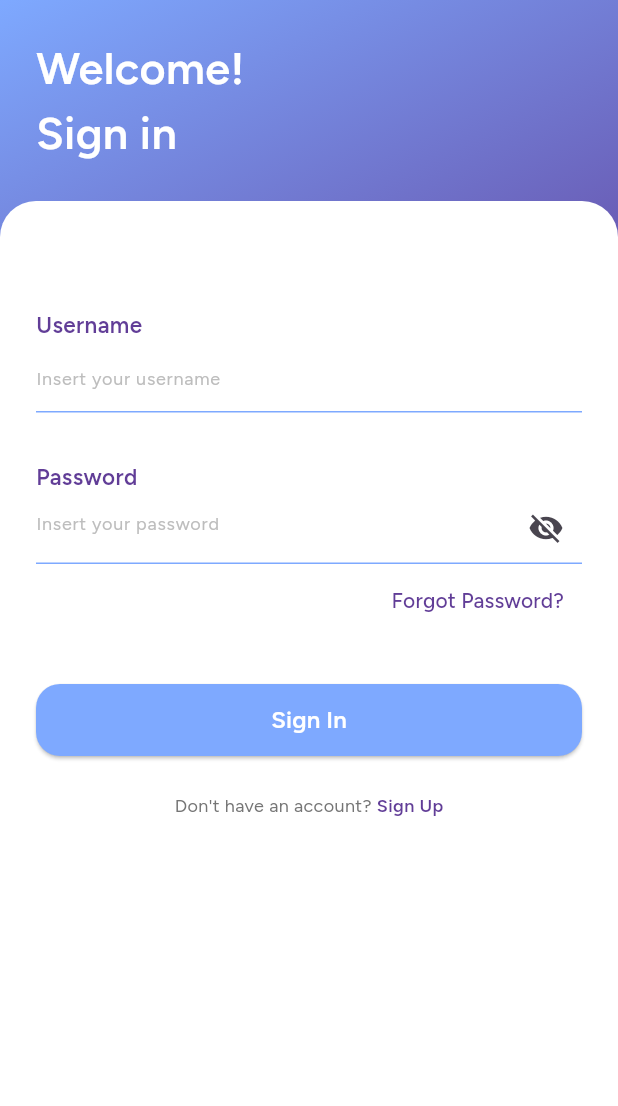
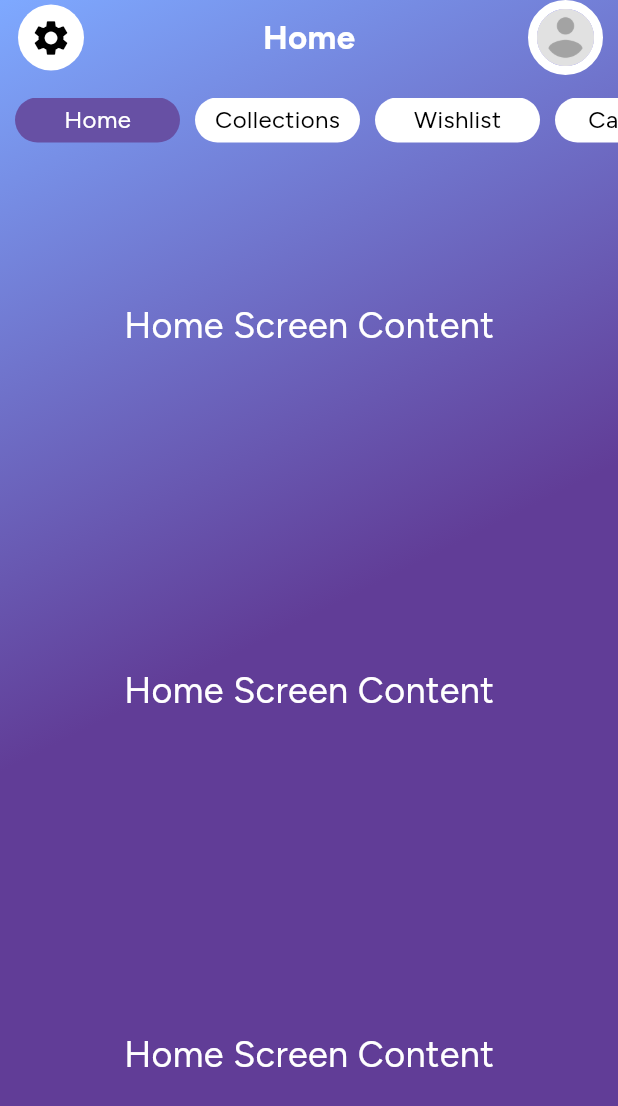
Before and after one commit to MessChery/allection, a Flutter app: the screen it shows after launch, on a phone screen of 412 x 824 dp. Shown: the top 1106 px of the screen. Run offline on Flutter 3.47's test engine with Material 3 defaults, Android fonts, the light colour scheme and no system bars; our stand-ins replace flutter_dotenv, go_router, google_fonts; missing offline and left inert: mongo_dart; statements that could not run were skipped.

Commit message:
feat: implement home screen navigation and UI components
- Add CustomMenuButton reusable widget for menu options
- Fix main_screen.dart selectedScreenName getter logic
- Create vinyl_item_collection_model for data structure
- Implement horizontal scrollable menu with SingleChildScrollView
- Add circular profile picture with border in header
- Fix import typo in collections_screen.dart
- Update page navigation with proper screen switching

```diff
--- /dev/null
+++ b/lib/models/item_models/vinyl_item_collection_model.dart
@@ -0,0 +1 @@
+class VinylItemCollectionModel {}
--- /dev/null
+++ b/lib/models/menu_button.dart
@@ -0,0 +1,52 @@
+import 'package:flutter/material.dart';
+
+class CustomMenuButton extends StatelessWidget {
+  final String label;
+  final VoidCallback? onTap;
+  final double width;
+  final double height;
+  final Color backgroundColor;
+  final Color textColor;
+  final double borderRadius;
+  final TextStyle? textStyle;
+  final bool isSelected;
+
+  const CustomMenuButton({
+    super.key,
+    required this.label,
+    this.onTap,
+    this.width = 110,
+    this.height = 30,
+    this.backgroundColor = Colors.white,
+    this.textColor = Colors.black,
+    this.borderRadius = 20,
+    this.textStyle,
+    this.isSelected = false,
+  });
+
+  @override
+  Widget build(BuildContext context) {
+    final bg = isSelected
+        ? Theme.of(context).colorScheme.primary
+        : backgroundColor;
+    final txtColor = isSelected ? Colors.white : textColor;
+
+    return GestureDetector(
+      onTap: onTap,
+      child: Container(
+        width: width,
+        height: height,
+        decoration: BoxDecoration(
+          color: bg,
+          borderRadius: BorderRadius.circular(borderRadius),
+        ),
+        child: Center(
+          child: Text(
+            label,
+            style: textStyle ?? TextStyle(color: txtColor, fontSize: 16),
+          ),
+        ),
+      ),
+    );
+  }
+}
--- /dev/null
+++ b/lib/screens/home/main_screen.dart
@@ -0,0 +1,199 @@
+import 'package:allection/models/menu_button.dart';
+import 'package:allection/screens/home/subscreens/calendar_screen.dart';
+import 'package:allection/screens/home/subscreens/collections_screensdart';
+import 'package:allection/screens/home/subscreens/home_screen.dart';
+import 'package:allection/screens/home/subscreens/wishlist_screen.dart';
+import 'package:allection/utils/colors.dart';
+import 'package:flutter/material.dart';
+
+class MainScreen extends StatefulWidget {
+  const MainScreen({super.key});
+
+  @override
+  State<MainScreen> createState() => _MainScreenState();
+}
+
+class _MainScreenState extends State<MainScreen> {
+  int index = 0;
+
+  String get selectedScreenName {
+    switch (index) {
+      case 0:
+        return "Home";
+      case 1:
+        return "Collections";
+      case 2:
+        return "Wishlist";
+      case 3:
+        return "Calendar";
+      default:
+        return "Home";
+    }
+  }
+
+  final List<Widget> _pages = [
+    Center(child: HomeScreen()),
+    Center(child: CollectionsScreen()),
+    Center(child: WishlistScreen()),
+    Center(child: CalendarScreen()),
+  ];
+
+  @override
+  Widget build(BuildContext context) {
+    return Scaffold(
+      body: Container(
+        height: double.infinity,
+        decoration: BoxDecoration(
+          gradient: LinearGradient(
+            begin: AlignmentDirectional.topStart,
+            end: FractionalOffset.center,
+            colors: [AllColors.primaryColor, AllColors.secondaryColor],
+          ),
+        ),
+        child: Column(
+          children: [
+            SizedBox(height: View.of(context).padding.top - 70),
+            Row(
+              children: [
+                SizedBox(width: 10),
+                // Secção do Icone de Configurações
+                Expanded(
+                  child: Column(
+                    mainAxisAlignment: MainAxisAlignment.start,
+                    crossAxisAlignment: CrossAxisAlignment.start,
+                    children: [
+                      IconButton(
+                        onPressed: () {},
+                        icon: Icon(
+                          Icons.settings,
+                          color: Colors.black,
+                          size: 28,
+                        ),
+                        style: IconButton.styleFrom(
+                          backgroundColor: Colors.white,
+                          padding: EdgeInsets.all(8),
+                        ),
+                      ),
+                    ],
+                  ),
+                ),
+                // Secção do Texto 'Home'
+                Expanded(
+                  child: Column(
+                    mainAxisAlignment: MainAxisAlignment.center,
+                    crossAxisAlignment: CrossAxisAlignment.center,
+                    children: [
+                      Text(
+                        selectedScreenName,
+                        style: TextStyle(
+                          color: Colors.white,
+                          fontSize: 22,
+                          fontWeight: FontWeight.bold,
+                        ),
+                      ),
+                    ],
+                  ),
+                ),
+                // Secção da foto de perfil
+                Expanded(
+                  child: Column(
+                    mainAxisAlignment: MainAxisAlignment.end,
+                    crossAxisAlignment: CrossAxisAlignment.end,
+                    children: [
+                      GestureDetector(
+                        onTap: () {},
+                        child: Container(
+                          width: 50,
+                          height: 50,
+                          decoration: BoxDecoration(
+                            shape: BoxShape.circle,
+                            border: Border.all(color: Colors.white, width: 6),
+                          ),
+                          child: CircleAvatar(
+                            radius: 20,
+                            backgroundImage: AssetImage(
+                              'lib/images/default_pfp.png',
+                            ),
+                          ),
+                        ),
+                      ),
+                    ],
+                  ),
+                ),
+                SizedBox(width: 10),
+              ],
+            ),
+            SizedBox(height: 15),
+            Row(
+              children: [
+                SizedBox(width: 10),
+                Expanded(
+                  child: SingleChildScrollView(
+                    scrollDirection: Axis.horizontal,
+                    child: Row(
+                      children: [
+                        CustomMenuButton(
+                          label: 'Home',
+                          onTap: () {
+                            setState(() {
+                              index = 0;
+                            });
+                          },
+                          width: 110,
+                          height: 30,
+                          borderRadius: 20,
+                          isSelected: index == 0,
+                        ),
+                        SizedBox(width: 10),
+                        CustomMenuButton(
+                          label: 'Collections',
+                          onTap: () {
+                            setState(() {
+                              index = 1;
+                            });
+                          },
+                          width: 110,
+                          height: 30,
+                          borderRadius: 20,
+                          isSelected: index == 1,
+                        ),
+                        SizedBox(width: 10),
+                        CustomMenuButton(
+                          label: 'Wishlist',
+                          onTap: () {
+                            setState(() {
+                              index = 2;
+                            });
+                          },
+                          width: 110,
+                          height: 30,
+                          borderRadius: 20,
+                          isSelected: index == 2,
+                        ),
+                        SizedBox(width: 10),
+                        CustomMenuButton(
+                          label: 'Calendar',
+                          onTap: () {
+                            setState(() {
+                              index = 3;
+                            });
+                          },
+                          width: 110,
+                          height: 30,
+                          borderRadius: 20,
+                          isSelected: index == 3,
+                        ),
+                        SizedBox(width: 15),
+                      ],
+                    ),
+                  ),
+                ),
+              ],
+            ),
+            Flexible(child: _pages[index]),
+          ],
+        ),
+      ),
+    );
+  }
+}
--- /dev/null
+++ b/lib/screens/home/subscreens/home_screen.dart
@@ -0,0 +1,60 @@
+import 'package:flutter/material.dart';
+
+class HomeScreen extends StatefulWidget {
+  const HomeScreen({super.key});
+
+  @override
+  State<HomeScreen> createState() => _HomeScreenState();
+}
+
+class _HomeScreenState extends State<HomeScreen> {
+  @override
+  Widget build(BuildContext context) {
+    return Column(
+      children: [
+        Expanded(
+          child: Row(
+            children: [
+              Expanded(
+                child: Center(
+                  child: Text(
+                    'Home Screen Content',
+                    style: TextStyle(fontSize: 24, color: Colors.white),
+                  ),
+                ),
+              ),
+            ],
+          ),
+        ),
+        Expanded(
+          child: Row(
+            children: [
+              Expanded(
+                child: Center(
+                  child: Text(
+                    'Home Screen Content',
+                    style: TextStyle(fontSize: 24, color: Colors.white),
+                  ),
+                ),
+              ),
+            ],
+          ),
+        ),
+        Expanded(
+          child: Row(
+            children: [
+              Expanded(
+                child: Center(
+                  child: Text(
+                    'Home Screen Content',
+                    style: TextStyle(fontSize: 24, color: Colors.white),
+                  ),
+                ),
+              ),
+            ],
+          ),
+        ),
+      ],
+    );
+  }
+}
--- a/lib/utils/router.dart
+++ b/lib/utils/router.dart
@@ -1,11 +1,11 @@
 import 'package:allection/screens/auth/login_screen.dart';
-import 'package:allection/screens/auth/main_screen.dart';
-import 'package:allection/screens/register_screen.dart';
+import 'package:allection/screens/home/main_screen.dart';
+import 'package:allection/screens/auth/register_screen.dart';
 import 'package:go_router/go_router.dart';
 
 class AppRouter {
   static final GoRouter router = GoRouter(
-    initialLocation: "/login",
+    initialLocation: "/home",
     routes: [
       // HomeScreen
       GoRoute(path: '/home', builder: (context, state) => const MainScreen()),
```
Also changed, not shown: lib/screens/auth/login_screen.dart (+46 -4 lines), lib/screens/auth/main_screen.dart (deleted, +0 -15 lines), lib/screens/auth/register_screen.dart (renamed from lib/screens/register_screen.dart, +9 -5 lines), lib/screens/home/subscreens/calendar_screen.dart (added, +15 -0 lines), lib/screens/home/subscreens/collections_screens.dart (added, +24 -0 lines), lib/screens/home/subscreens/wishlist_screen.dart (added, +23 -0 lines), lib/services/db_helper.dart (+21 -2 lines), lib/images/default_pfp.png (added).
